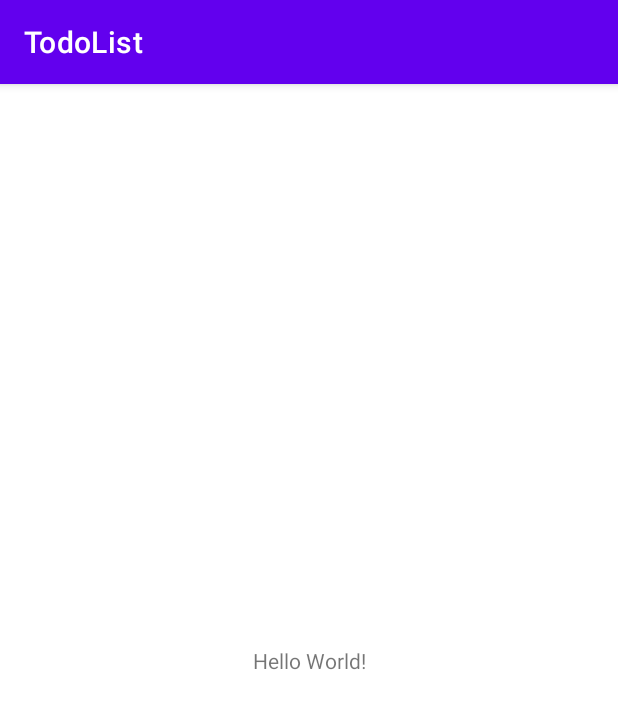
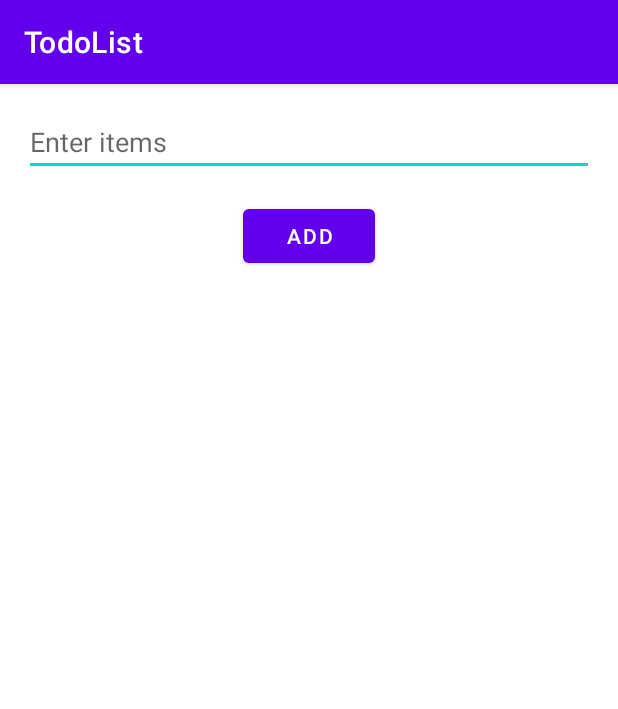
Before and after one commit to DeepshikaGhale/JAV1001-Lab6-Todo-List, an Android app: the screen it shows after launch (MainActivity), on a phone screen of 412 x 824 dp. Shown: the top 709 px of the screen. Run offline under Robolectric (Android 15) with nearby library versions, the phone set to English and light mode, and no system bars.

Commit message:
Add edit text and button to the layout

```diff
--- /dev/null
+++ b/app/src/main/res/drawable/border.xml
@@ -0,0 +1,4 @@
+<?xml version="1.0" encoding="utf-8"?>
+<shape xmlns:android="http://schemas.android.com/apk/res/android">
+
+</shape>
--- a/app/src/main/res/layout/activity_main.xml
+++ b/app/src/main/res/layout/activity_main.xml
@@ -1,18 +1,25 @@
 <?xml version="1.0" encoding="utf-8"?>
-<androidx.constraintlayout.widget.ConstraintLayout xmlns:android="http://schemas.android.com/apk/res/android"
+<LinearLayout xmlns:android="http://schemas.android.com/apk/res/android"
     xmlns:app="http://schemas.android.com/apk/res-auto"
     xmlns:tools="http://schemas.android.com/tools"
     android:layout_width="match_parent"
     android:layout_height="match_parent"
+    android:orientation="vertical"
     tools:context=".MainActivity">
 
-    <TextView
+    <EditText
+        android:id="@+id/itemsInput"
+        android:hint="@string/hint"
+
+        android:layout_width="match_parent"
+        android:layout_margin="16dp"
+        android:layout_height="wrap_content"/>
+
+    <Button
+        android:id="@+id/addBtn"
+        android:layout_gravity="center"
+        android:text="@string/btn_name"
         android:layout_width="wrap_content"
-        android:layout_height="wrap_content"
-        android:text="Hello World!"
-        app:layout_constraintBottom_toBottomOf="parent"
-        app:layout_constraintEnd_toEndOf="parent"
-        app:layout_constraintStart_toStartOf="parent"
-        app:layout_constraintTop_toTopOf="parent" />
+        android:layout_height="wrap_content"/>
 
-</androidx.constraintlayout.widget.ConstraintLayout>
+</LinearLayout>
--- a/app/src/main/res/values/strings.xml
+++ b/app/src/main/res/values/strings.xml
@@ -1,3 +1,5 @@
 <resources>
     <string name="app_name">TodoList</string>
+    <string name="btn_name">Add</string>
+    <string name="hint">Enter items</string>
 </resources>
```
